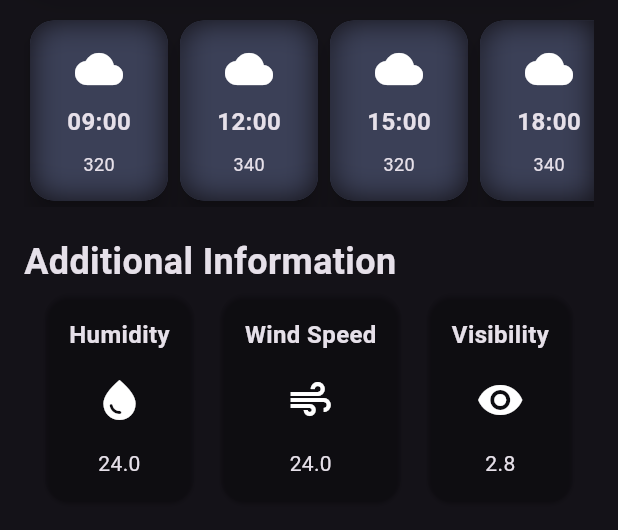
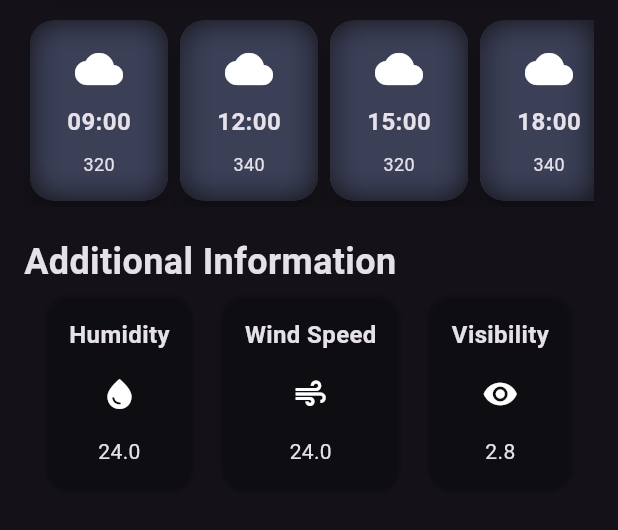
Before and after one commit to VasuBhakt/Flutter-Learning-Projects, a Flutter app: the screen it shows after launch, on a phone screen of 412 x 824 dp, the part 506-1036 px from its top. Run offline on Flutter 3.47's test engine with Material 3 defaults, Android fonts, the phone set to English and light mode, and no system bars.

Commit message:
passed icon through parameter

```diff
--- a/weather_app/lib/cards/additional_info_card.dart
+++ b/weather_app/lib/cards/additional_info_card.dart
@@ -3,23 +3,14 @@ import 'package:flutter/material.dart';
 class AdditionalInfoCard extends StatelessWidget {
   final String attribute;
   final double value;
+  final Icon icon;
 
   const AdditionalInfoCard({
     super.key,
     required this.attribute,
     required this.value,
+    required this.icon,
   });
-  Icon _retIcon() {
-    double iconSize = 32;
-    if (attribute == "Humidity") {
-      return Icon(Icons.water_drop, size: iconSize);
-    } else if (attribute == "Wind Speed") {
-      return Icon(Icons.air, size: iconSize);
-    } else if (attribute == "Visibility") {
-      return Icon(Icons.remove_red_eye, size: iconSize);
-    }
-    return Icon(Icons.question_mark, size: iconSize);
-  }
 
   @override
   Widget build(BuildContext context) {
@@ -37,7 +28,7 @@ class AdditionalInfoCard extends StatelessWidget {
                 style: TextStyle(fontSize: 16, fontWeight: FontWeight.bold),
               ),
               const SizedBox(height: 16),
-              _retIcon(),
+              icon,
               const SizedBox(height: 16),
               Text("$value", style: TextStyle(fontSize: 14)),
             ],
--- a/weather_app/lib/weather_screen.dart
+++ b/weather_app/lib/weather_screen.dart
@@ -90,9 +90,9 @@ class WeatherScreen extends StatelessWidget {
               child: Row(
                 mainAxisAlignment: MainAxisAlignment.spaceEvenly,
                 children: [
-                  AdditionalInfoCard(attribute: "Humidity", value: 24),
-                  AdditionalInfoCard(attribute: "Wind Speed", value: 24),
-                  AdditionalInfoCard(attribute: "Visibility", value: 2.8),
+                  AdditionalInfoCard(attribute: "Humidity", value: 24, icon: Icon(Icons.water_drop),),
+                  AdditionalInfoCard(attribute: "Wind Speed", value: 24, icon: Icon(Icons.air),),
+                  AdditionalInfoCard(attribute: "Visibility", value: 2.8, icon: Icon(Icons.remove_red_eye),),
                 ],
               ),
             ),
```
